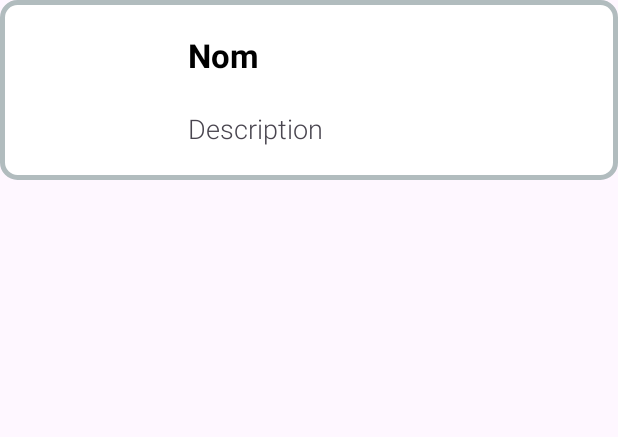
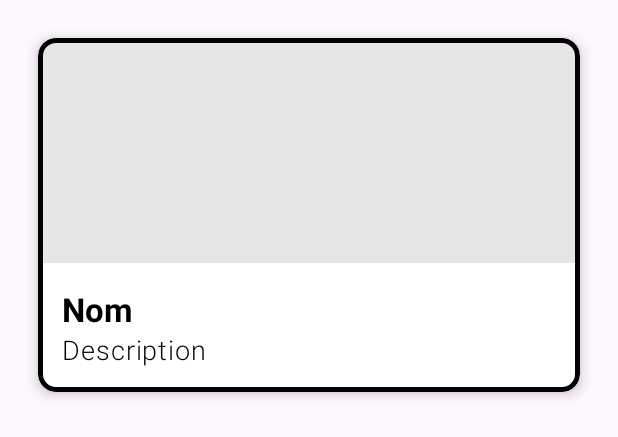
Before and after one commit to mantoniu/Divertech, an Android app: the layout event_item.xml on its own in the app's theme, with its tools: preview values and no code run, on a phone screen of 412 x 824 dp. Shown: the top 437 px of the screen. Run offline under Robolectric (Android 15) with nearby library versions, the phone set to English and light mode, and no system bars.

Commit message:
fix(#44): amélioration des vues avec les feeds

```diff
--- a/divertech/app/src/main/res/layout/event_item.xml
+++ b/divertech/app/src/main/res/layout/event_item.xml
@@ -1,22 +1,36 @@
 <?xml version="1.0" encoding="utf-8"?>
-<androidx.constraintlayout.widget.ConstraintLayout xmlns:android="http://schemas.android.com/apk/res/android"
+
+<com.google.android.material.card.MaterialCardView xmlns:android="http://schemas.android.com/apk/res/android"
+    xmlns:app="http://schemas.android.com/apk/res-auto"
     android:layout_width="match_parent"
     android:layout_height="wrap_content"
-    android:background="@drawable/rounded_corners"
-    xmlns:app="http://schemas.android.com/apk/res-auto">
+    app:strokeWidth="3dp"
+    app:strokeColor="@color/black"
+    app:cardElevation="5dp"
+    android:layout_margin="25dp">
 
+
+    <LinearLayout
+        android:layout_width="match_parent"
+        android:layout_height="wrap_content"
+        android:orientation="vertical">
+
+        <!-- Media -->
         <ImageView
             android:id="@+id/item_image"
-        android:layout_width="100dp"
-        android:layout_height="100dp"
-        app:layout_constraintTop_toTopOf="parent"
-        app:layout_constraintLeft_toLeftOf="parent"
-        app:layout_constraintBottom_toBottomOf="parent"
-        android:layout_marginStart="10dp"
-        android:layout_marginTop="10dp"
-        android:layout_marginBottom="10dp"
+            android:layout_width="match_parent"
+            android:layout_height="150dp"
+            android:scaleType="centerCrop"
             android:contentDescription="@string/event_picture" />
 
+        <LinearLayout
+            android:layout_width="match_parent"
+            android:layout_height="wrap_content"
+            android:orientation="vertical"
+            android:padding="16dp"
+            android:background="@color/white">
+
+            <!-- Title, secondary and supporting text -->
             <TextView
                 android:id="@+id/item_title"
                 android:layout_width="wrap_content"
@@ -24,27 +38,21 @@
                 android:textStyle="bold"
                 android:textColor="@color/black"
                 android:text="@string/name"
-        android:layout_marginTop="15dp"
-        android:layout_marginStart="15dp"
-        android:layout_marginBottom="15dp"
-        android:textSize="22sp"
-        app:layout_constraintTop_toTopOf="parent"
-        app:layout_constraintLeft_toRightOf="@id/item_image"
-        app:layout_constraintBottom_toTopOf="@id/item_content" />
+                android:textAppearance="?attr/textAppearanceTitleLarge" />
 
             <TextView
                 android:id="@+id/item_content"
                 android:textStyle=""
                 android:fontFamily="sans-serif-light"
-        android:layout_width="0dp"
+                android:layout_width="wrap_content"
                 android:layout_height="wrap_content"
                 android:textSize="18sp"
-        android:layout_marginEnd="15dp"
-        android:layout_marginBottom="15dp"
+                android:textColor="@color/black"
                 android:text="@string/description"
-        app:layout_constraintTop_toBottomOf="@id/item_title"
-        app:layout_constraintLeft_toLeftOf="@id/item_title"
-        app:layout_constraintRight_toRightOf="parent"
-        app:layout_constraintBottom_toBottomOf="parent" />
+                android:lineHeight="20sp"
+                android:textAppearance="?attr/textAppearanceBodySmall" />
 
-</androidx.constraintlayout.widget.ConstraintLayout>
+        </LinearLayout>
+
+    </LinearLayout>
+</com.google.android.material.card.MaterialCardView>
--- a/divertech/app/src/main/res/layout/fragment_feed.xml
+++ b/divertech/app/src/main/res/layout/fragment_feed.xml
@@ -14,9 +14,10 @@
             android:id="@+id/feed"
             android:layout_width="match_parent"
             android:layout_height="0dp"
-            android:layout_margin="20dp"
             android:divider="#00000000"
-            android:dividerHeight="10dp"
+            android:dividerHeight="20dp"
+            android:paddingRight="25dp"
+            android:paddingLeft="30dp"
             app:layout_constraintTop_toTopOf="parent"
             app:layout_constraintBottom_toBottomOf="parent"
             app:layout_constraintLeft_toLeftOf="parent"
--- a/divertech/app/src/main/res/layout/fragment_foot_menu.xml
+++ b/divertech/app/src/main/res/layout/fragment_foot_menu.xml
@@ -5,7 +5,6 @@ android:layout_height="wrap_content"
 android:orientation="horizontal"
 android:background="#C1C1C1"
 android:padding="8dp"
-android:elevation="8dp"
 android:layout_alignParentBottom="true">
 
 <ImageView
--- a/divertech/app/src/main/res/layout/fragment_header_menu.xml
+++ b/divertech/app/src/main/res/layout/fragment_header_menu.xml
@@ -15,7 +15,7 @@
         android:id="@+id/logo"
         android:layout_width="40dp"
         android:layout_height="40dp"
-        android:layout_marginLeft="10dp"
+        android:layout_marginLeft="5dp"
         android:src="@drawable/logo"
         app:layout_constraintLeft_toLeftOf="parent"
         app:layout_constraintTop_toTopOf="parent"
@@ -25,7 +25,7 @@
         android:id="@+id/languageIcon"
         android:layout_width="30dp"
         android:layout_height="30dp"
-        android:layout_marginRight="10dp"
+        android:layout_marginRight="5dp"
         android:src="@drawable/language"
         app:layout_constraintRight_toLeftOf="@id/profile_button"
         app:layout_constraintTop_toTopOf="parent"
--- a/divertech/app/src/main/res/values/colors.xml
+++ b/divertech/app/src/main/res/values/colors.xml
@@ -1,5 +1,7 @@
 <?xml version="1.0" encoding="utf-8"?>
 <resources>
+    <color name="logo_white">#46FFFED8</color>
+    <color name="logo_blue">#040F21</color>
     <color name="white">#FFFFFF</color>
     <color name="ivory">#FFFFF0</color>
     <color name="light_yellow">#FFFFE0</color>
--- a/divertech/app/src/main/res/values/strings.xml
+++ b/divertech/app/src/main/res/values/strings.xml
@@ -3,7 +3,7 @@
     <string name="hello_blank_fragment">Hello blank fragment</string>
     <string name="ReturnArrowDescription">Retour en arrière</string>
     <string name="Changement_Langue">Changement de langue</string>
-    <string name="nameEventExemple">Evenement 1</string>
+    <string name="nameEventExemple">Evenement</string>
     <string name="buttonReturn">←</string>
     <string name="localisationEventExemple">50, Rue de Jilian Lubrat 20110 Propriano</string>
     <string name="bookParkingPlace">Réserver une place de parking</string>
```
Also changed, not shown: divertech/app/src/main/AndroidManifest.xml (+33 -15 lines), divertech/app/src/main/res/layout/activity_listevent.xml (+12 -10 lines), divertech/app/src/main/res/layout/activity_main.xml (+6 -5 lines), divertech/app/src/main/res/layout/notification_item.xml (+48 -23 lines). Lines whose indentation alone changed are shown as unchanged.
